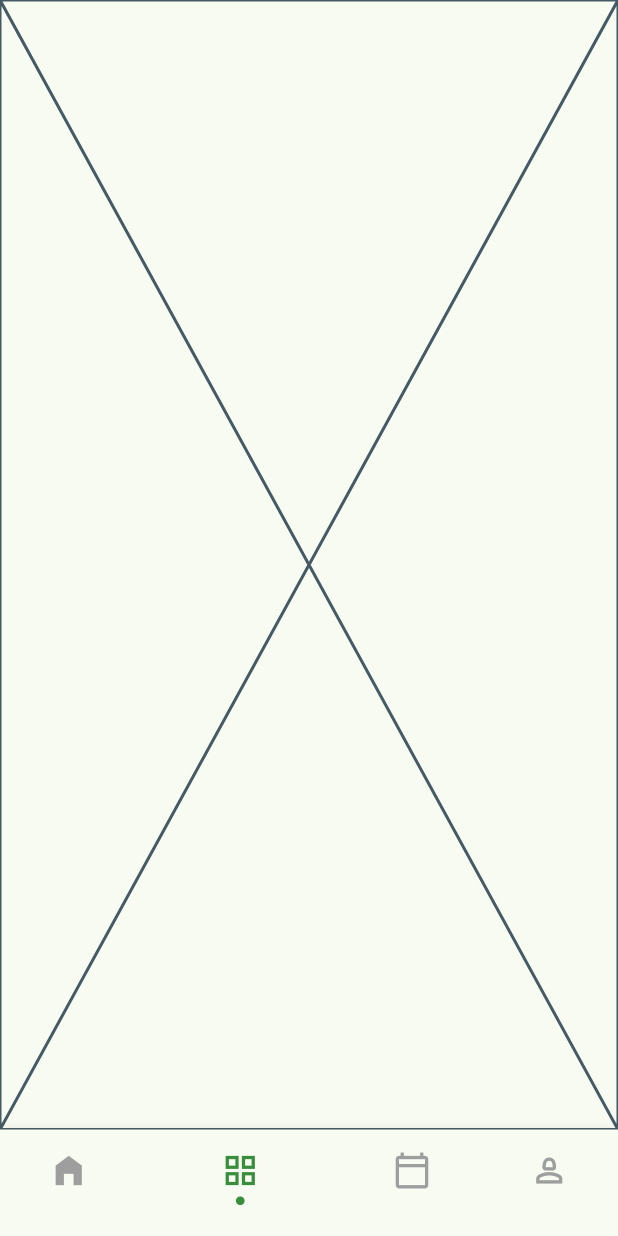
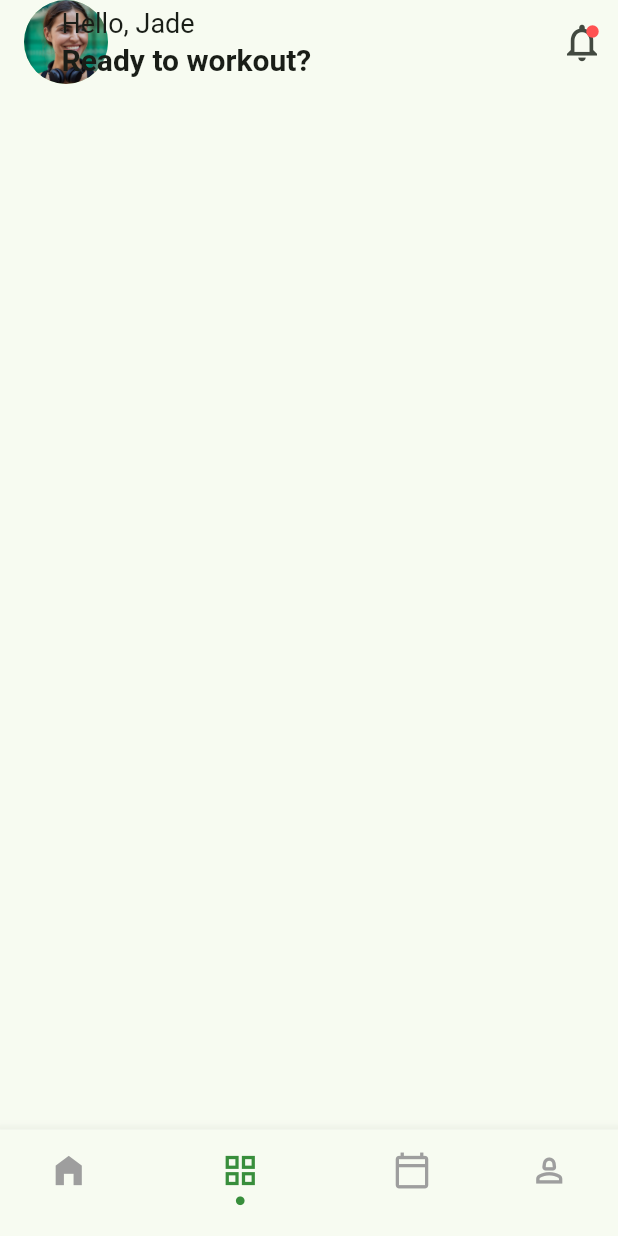
Before and after one commit to mrthnby/fitness_app_design, a Flutter app: the screen it shows after launch, item 2 of the bottom bar chosen, on a phone screen of 412 x 824 dp. Run offline on Flutter 3.47's test engine with Material 2 defaults, Android fonts, the light colour scheme and no system bars; our stand-ins replace carousel_slider, flutter_svg.

Commit message:
Custom AppBar added

```diff
--- a/lib/product/constants/app_contants.dart
+++ b/lib/product/constants/app_contants.dart
@@ -6,9 +6,9 @@ import 'package:heroapps_demo/view/profile/view/profile_view.dart';
 abstract class AppConstants {
   static const List<Widget> pages = [
     HomeView(),
-    ProfileView(),
+    ProfileView(name: 'Jade', image: 'person_image.jpeg',),
     HomeView(),
-    ProfileView(),
+    ProfileView(name: 'Jade', image: 'person_image.jpeg',),
   ];
 
   static const EdgeInsets pagePadding = EdgeInsets.all(12);
--- a/lib/product/widgets/card/feature_card.dart
+++ b/lib/product/widgets/card/feature_card.dart
@@ -20,7 +20,6 @@ class FeatureCard extends StatelessWidget {
     return Padding(
       padding: const EdgeInsets.symmetric(vertical: 8),
       child: Container(
-        height: 180,
         padding: const EdgeInsets.all(24),
         width: MediaQuery.of(context).size.width,
         decoration: BoxDecoration(
@@ -29,6 +28,7 @@ class FeatureCard extends StatelessWidget {
         ),
         child: Row(
           mainAxisAlignment: MainAxisAlignment.start,
+          mainAxisSize: MainAxisSize.min,
           children: [
             Expanded(
               flex: 5,
--- a/lib/product/widgets/card/feeling_card.dart
+++ b/lib/product/widgets/card/feeling_card.dart
@@ -35,8 +35,8 @@ class FeelingCard extends StatelessWidget {
                     },
                     borderRadius: BorderRadius.circular(50),
                     child: Ink(
-                      height: 80,
-                      width: 80,
+                      height: 60,
+                      width: 60,
                       padding: EdgeInsets.zero,
                       decoration: BoxDecoration(
                         shape: BoxShape.circle,
--- a/lib/product/widgets/card/menu_card.dart
+++ b/lib/product/widgets/card/menu_card.dart
@@ -70,7 +70,7 @@ class _MenuCardState extends State<MenuCard> {
                     width: 8.0,
                     height: 8.0,
                     margin: const EdgeInsets.symmetric(
-                        vertical: 10.0, horizontal: 2.0),
+                        vertical: 5.0, horizontal: 2.0),
                     decoration: BoxDecoration(
                       shape: BoxShape.circle,
                       color: _currentIndex == index
--- a/lib/product/widgets/icon/notification_bell.dart
+++ b/lib/product/widgets/icon/notification_bell.dart
@@ -1,12 +1,16 @@
 import 'package:flutter/material.dart';
 
 class NotificationBell extends StatelessWidget {
-  const NotificationBell({required this.hasNotification, super.key});
+  const NotificationBell(
+      {required this.hasNotification, required this.onPressed, super.key});
   final bool hasNotification;
+  final void Function()? onPressed;
 
   @override
   Widget build(BuildContext context) {
-    return Stack(
+    return IconButton(
+      onPressed: onPressed,
+      icon: Stack(
         children: [
           const Icon(
             Icons.notifications_outlined,
@@ -24,6 +28,7 @@ class NotificationBell extends StatelessWidget {
                 )
               : const SizedBox.shrink()
         ],
+      ),
     );
   }
 }
--- a/lib/view/profile/view/profile_view.dart
+++ b/lib/view/profile/view/profile_view.dart
@@ -1,7 +1,11 @@
 import 'package:flutter/material.dart';
+import 'package:heroapps_demo/product/extensions/string_extensions.dart';
+import 'package:heroapps_demo/product/widgets/icon/notification_bell.dart';
 
 class ProfileView extends StatefulWidget {
-  const ProfileView({super.key});
+  const ProfileView({required this.name, required this.image, super.key});
+  final String name;
+  final String image;
 
   @override
   State<ProfileView> createState() => _ProfileViewState();
@@ -10,6 +14,50 @@ class ProfileView extends StatefulWidget {
 class _ProfileViewState extends State<ProfileView> {
   @override
   Widget build(BuildContext context) {
-    return const Placeholder();
+    return Scaffold(
+      appBar: _appBar(),
+
+    );
+  }
+
+  AppBar _appBar() {
+    return AppBar(
+      leading: Transform.translate(
+        offset: const Offset(16, 0),
+        child: CircleAvatar(
+          backgroundImage: AssetImage(
+            widget.image.imagePath,
+          ),
+        ),
+      ),
+      titleSpacing: 0,
+      title: Transform.translate(
+        offset: const Offset(-15, 0),
+        child: Column(
+          mainAxisSize: MainAxisSize.max,
+          mainAxisAlignment: MainAxisAlignment.spaceEvenly,
+          crossAxisAlignment: CrossAxisAlignment.start,
+          children: [
+            Text(
+              'Hello, ${widget.name}',
+              style: const TextStyle(fontSize: 18),
+            ),
+            const Text(
+              'Ready to workout?',
+              style: TextStyle(
+                fontSize: 20,
+                fontWeight: FontWeight.bold,
+              ),
+            ),
+          ],
+        ),
+      ),
+      actions: [
+        NotificationBell(
+          hasNotification: true,
+          onPressed: () {},
+        )
+      ],
+    );
   }
 }
```
Also changed, not shown: lib/view/home/view/home_view.dart (+5 -5 lines), assets/images/person_image.jpeg (added). Lines whose indentation alone changed are shown as unchanged.
